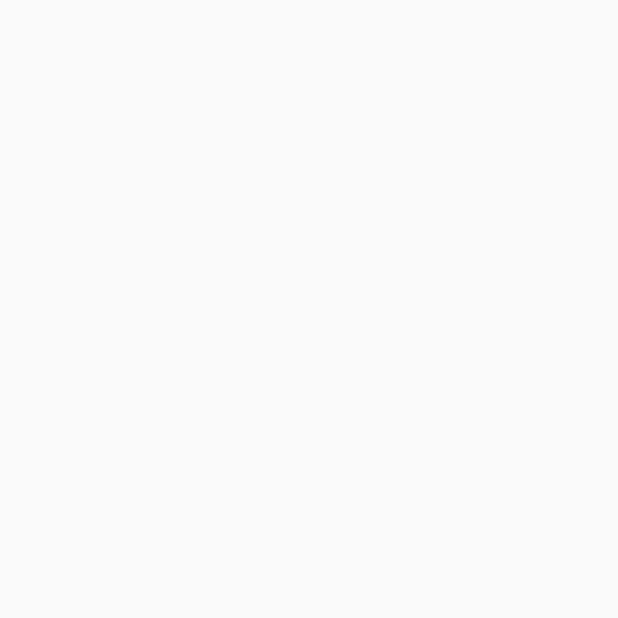
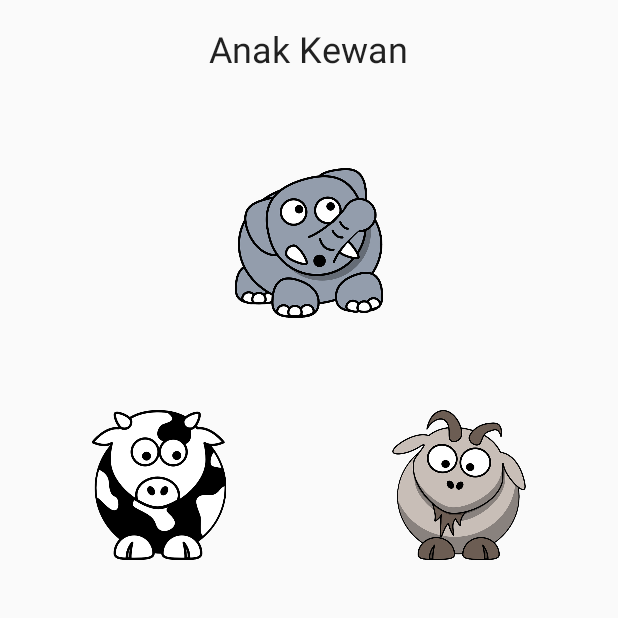
Before and after one commit to rizky30/Project6, an Android app: the KewanMainActivity screen opened directly, with no data from a screen before it, on a phone screen of 412 x 824 dp, the top half of it. Before the commit the part shown is empty. Run offline under Robolectric (Android 15) with nearby library versions, the phone set to English and light mode, and no system bars.

Commit message:
Kewan pt1

```diff
--- a/app/src/main/java/id/sch/smktelkom_mlg/project/xirpl606152433/belajarjawa/KewanMainActivity.java
+++ b/app/src/main/java/id/sch/smktelkom_mlg/project/xirpl606152433/belajarjawa/KewanMainActivity.java
@@ -1,7 +1,9 @@
 package id.sch.smktelkom_mlg.project.xirpl606152433.belajarjawa;
 
 import android.app.Activity;
+import android.content.Intent;
 import android.os.Bundle;
+import android.view.View;
 
 public class KewanMainActivity extends Activity {
 
@@ -9,5 +11,32 @@ public class KewanMainActivity extends Activity {
     protected void onCreate(Bundle savedInstanceState) {
         super.onCreate(savedInstanceState);
         setContentView(R.layout.activity_kewan_main);
+
+        findViewById(R.id.imageViewGajah).setOnClickListener(new View.OnClickListener()
+        {
+            @Override
+            public void onClick(View v)
+            {
+                startActivity(new Intent(KewanMainActivity.this, GajahActivity.class));
+            }
+        });
+
+        findViewById(R.id.imageViewSapi).setOnClickListener(new View.OnClickListener()
+        {
+            @Override
+            public void onClick(View v)
+            {
+                startActivity(new Intent(KewanMainActivity.this, SapiActivity.class));
+            }
+        });
+
+        findViewById(R.id.imageViewKambing).setOnClickListener(new View.OnClickListener()
+        {
+            @Override
+            public void onClick(View v)
+            {
+                startActivity(new Intent(KewanMainActivity.this, KambingActivity.class));
+            }
+        });
     }
 }
--- a/app/src/main/res/layout/activity_kewan_main.xml
+++ b/app/src/main/res/layout/activity_kewan_main.xml
@@ -1,5 +1,6 @@
 <?xml version="1.0" encoding="utf-8"?>
-<RelativeLayout xmlns:android="http://schemas.android.com/apk/res/android"
+<RelativeLayout
+    xmlns:android="http://schemas.android.com/apk/res/android"
     xmlns:tools="http://schemas.android.com/tools"
     android:layout_width="match_parent"
     android:layout_height="match_parent"
@@ -9,4 +10,40 @@
     android:paddingTop="@dimen/activity_vertical_margin"
     tools:context="id.sch.smktelkom_mlg.project.xirpl606152433.belajarjawa.KewanMainActivity">
 
+    <TextView
+        android:layout_width="wrap_content"
+        android:layout_height="wrap_content"
+        android:text="Anak Kewan"
+        android:id="@+id/textView11"
+        android:layout_alignParentTop="true"
+        android:layout_centerHorizontal="true"
+        style="@style/Base.TextAppearance.AppCompat.Headline"/>
+
+    <ImageView
+        android:layout_width="100dp"
+        android:layout_height="100dp"
+        android:id="@+id/imageViewGajah"
+        android:src="@drawable/gajah"
+        android:layout_marginTop="63dp"
+        android:layout_below="@+id/textView11"
+        android:layout_centerHorizontal="true"/>
+
+    <ImageView
+        android:layout_width="100dp"
+        android:layout_height="100dp"
+        android:id="@+id/imageViewSapi"
+        android:src="@drawable/sapi"
+        android:layout_below="@+id/imageViewGajah"
+        android:layout_toLeftOf="@+id/imageViewGajah"
+        android:layout_toStartOf="@+id/imageViewGajah"
+        android:layout_marginTop="61dp"/>
+
+    <ImageView
+        android:layout_width="100dp"
+        android:layout_height="100dp"
+        android:id="@+id/imageViewKambing"
+        android:src="@drawable/kambing"
+        android:layout_alignTop="@+id/imageViewSapi"
+        android:layout_toRightOf="@+id/imageViewGajah"
+        android:layout_toEndOf="@+id/imageViewGajah"/>
 </RelativeLayout>
```
Also changed, not shown: app/src/main/AndroidManifest.xml (+37 -31 lines), app/src/main/java/id/sch/smktelkom_mlg/project/xirpl606152433/belajarjawa/GajahActivity.java (added, +18 -0 lines), app/src/main/java/id/sch/smktelkom_mlg/project/xirpl606152433/belajarjawa/KambingActivity.java (added, +15 -0 lines), app/src/main/java/id/sch/smktelkom_mlg/project/xirpl606152433/belajarjawa/SapiActivity.java (added, +15 -0 lines), app/src/main/res/layout/activity_gajah.xml (added, +13 -0 lines), app/src/main/res/layout/activity_kambing.xml (added, +13 -0 lines), app/src/main/res/layout/activity_sapi.xml (added, +13 -0 lines), app/src/main/res/drawable/gajah.png (added), app/src/main/res/drawable/kambing.png (added), app/src/main/res/drawable/sapi.png (added).
